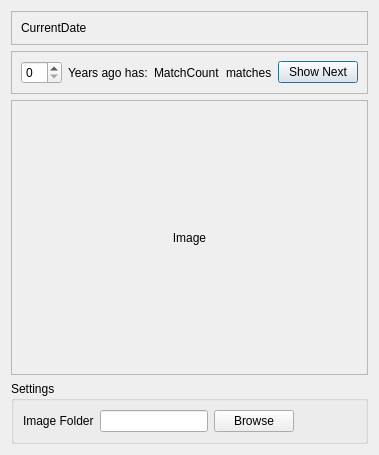
Above: Src/View.ui from bzs42/YearsAgo before the change. Below: the same form after it.
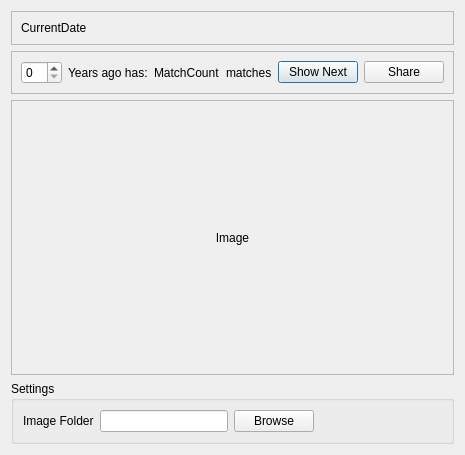
That is the form after the change.

Commit message: add: experimental share implementation

```diff
--- a/Src/View.ui
+++ b/Src/View.ui
@@ -77,6 +77,13 @@
         </property>
        </widget>
       </item>
+      <item>
+       <widget class="QPushButton" name="pushButtonShare">
+        <property name="text">
+         <string>Share</string>
+        </property>
+       </widget>
+      </item>
       <item>
        <spacer name="horizontalSpacer_2">
         <property name="orientation">
```
The commit also changes 3 other files.
